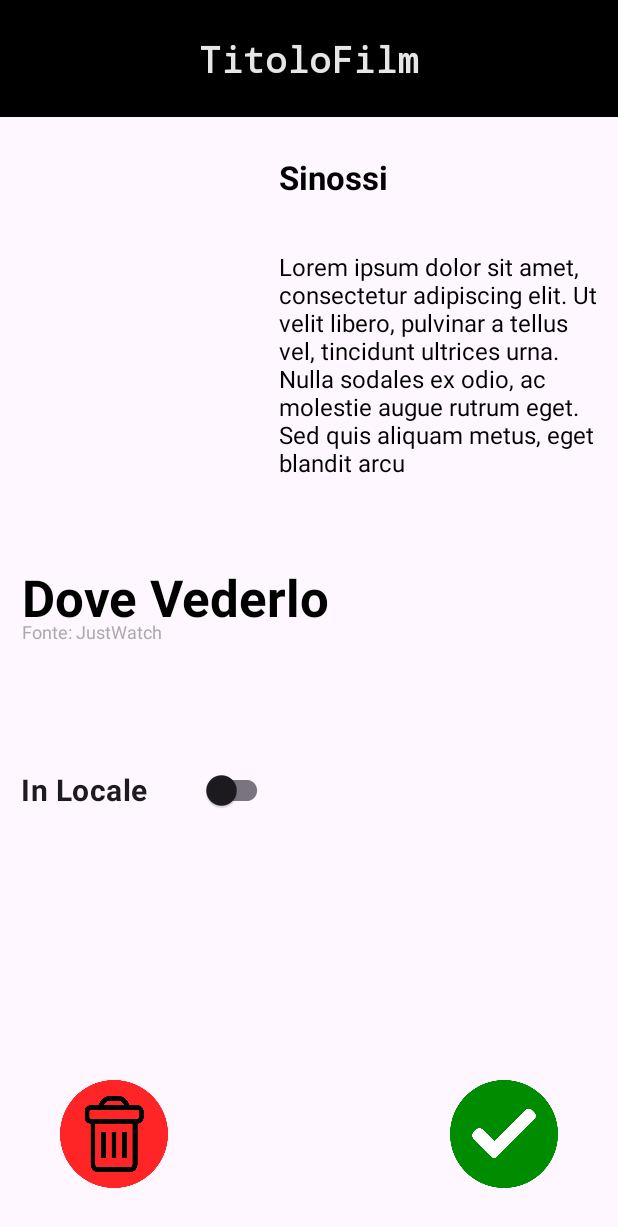
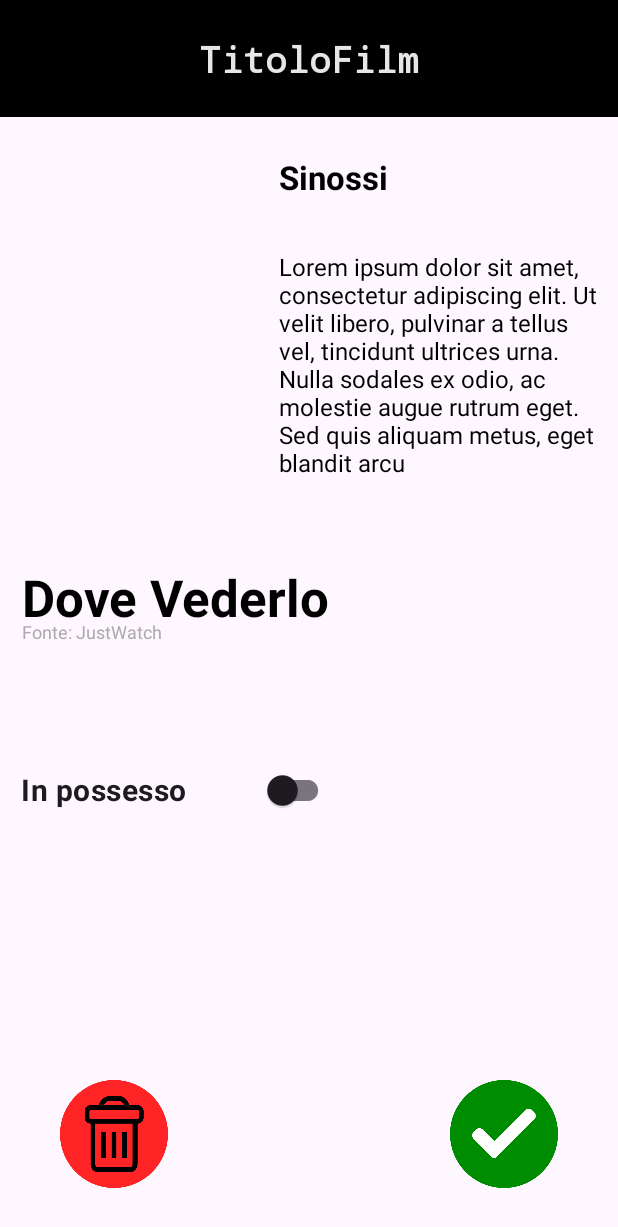
Before and after one commit to bettozzo/NonCiRestaCheGuardare, an Android app: the DettaglioMedia screen opened directly, with no data from a screen before it, on a phone screen of 412 x 824 dp. Shown: the top 1227 px of the screen. Run offline under Robolectric (Android 15) with nearby library versions, the phone set to English and light mode, and no system bars; our stand-ins replace Picasso; pictures from the network do not load.

Commit message:
changed 'In Locale' to 'In posseso' and better color tab indicator

```diff
--- a/app/src/main/java/unitn/app/HomePage.kt
+++ b/app/src/main/java/unitn/app/HomePage.kt
@@ -54,14 +54,14 @@ class HomePage : AppCompatActivity() {
                 when (value) {
                     "#2d95eb" -> {
                         //azzurro
-                        tab.setSelectedTabIndicatorColor(Color.parseColor("#DC5eeaff"))
+                        tab.setSelectedTabIndicatorColor(Color.parseColor("#77edff"))
                     }
                     "#008c00" -> {
                         //verde
-                        tab.setSelectedTabIndicatorColor(Color.parseColor("#DCA8FF2F"))}
+                        tab.setSelectedTabIndicatorColor(Color.parseColor("#A8FF2F"))}
                     "#852deb" -> {
                         //viola
-                        tab.setSelectedTabIndicatorColor(Color.parseColor("#e045f5"))}
+                        tab.setSelectedTabIndicatorColor(Color.parseColor("#cf06f9"))}
                 }
             }
         })
--- a/app/src/main/res/layout/activity_dettaglio_media.xml
+++ b/app/src/main/res/layout/activity_dettaglio_media.xml
@@ -113,7 +113,7 @@
             android:layout_below="@+id/plaformList"
             android:layout_marginStart="14dp"
             android:layout_marginTop="10dp"
-            android:text="In Locale       "
+            android:text="In possesso          "
             android:textSize="20sp"
             android:textStyle="bold" />
 
@@ -137,7 +137,5 @@
             android:background="@drawable/circle"
             android:contentDescription="Button to mark media as seen"
             android:src="@drawable/checkmark" />
-
-
     </RelativeLayout>
 </ScrollView>
```
